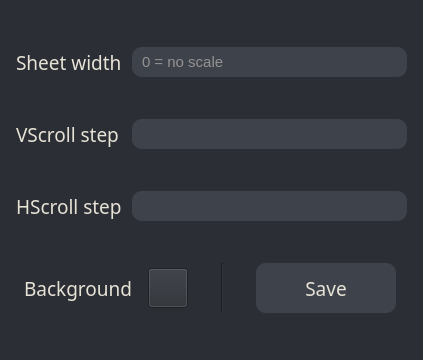
Qt form basesettings.ui (Mikael-ai/MangaViewerLite) before a commit.
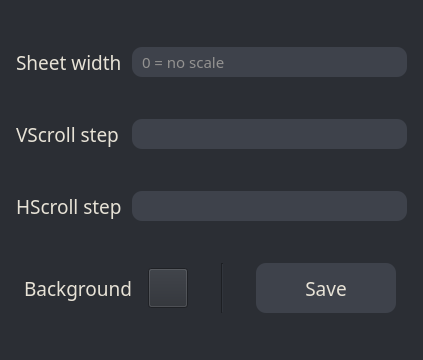
The same form after that commit.

Diff of the .ui file:
```diff
--- a/basesettings.ui
+++ b/basesettings.ui
@@ -73,6 +73,7 @@
        </property>
        <property name="font">
         <font>
+         <family>Sitka Text</family>
          <pointsize>11</pointsize>
         </font>
        </property>
```
Left out of the diff: 2 changed lines with no effect on the pictures.
